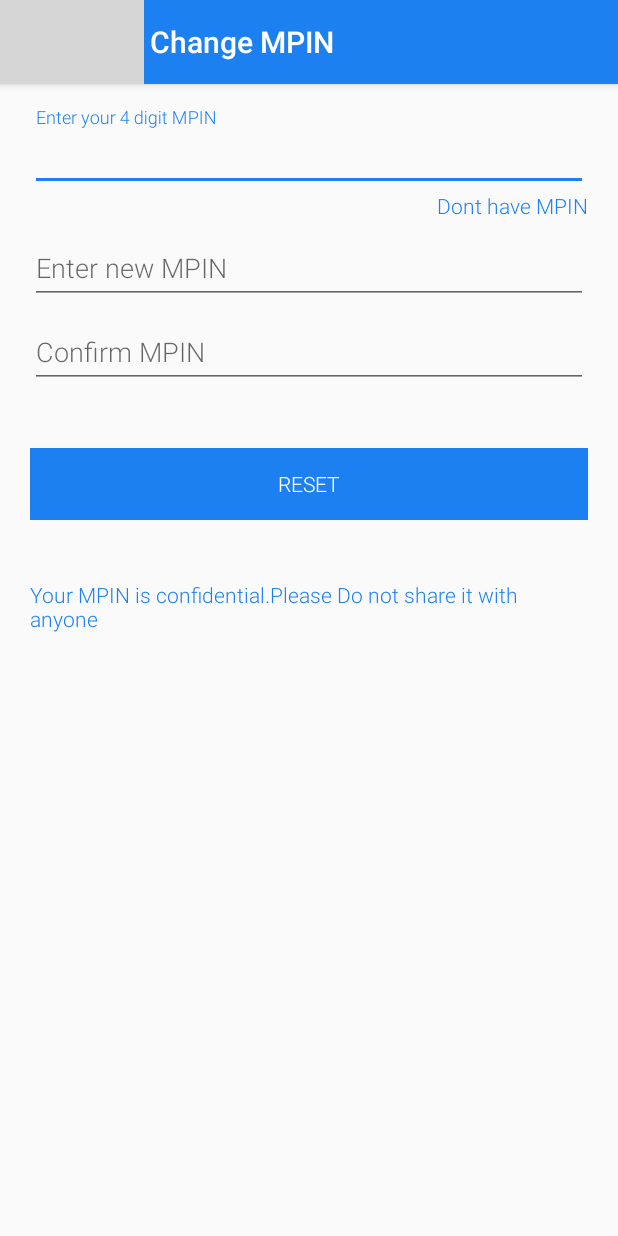
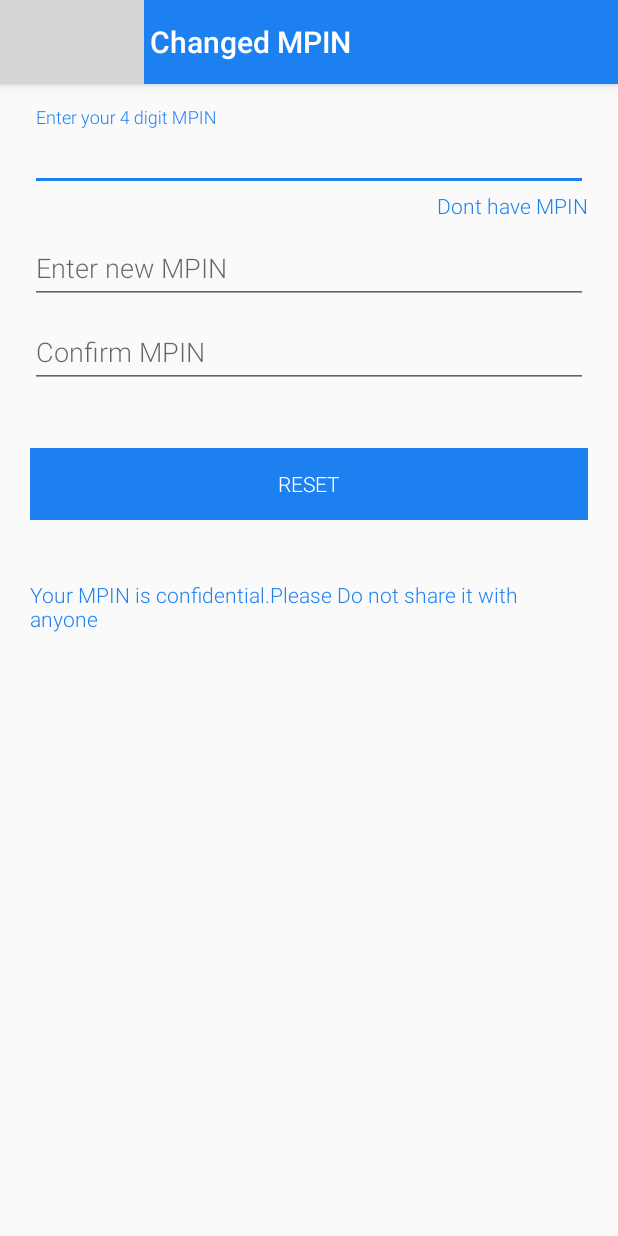
Before and after one commit to SnehaMahadik/PayPuriApp, an Android app: the ChangeMPINActivity screen opened directly, with no data from a screen before it, on a phone screen of 412 x 824 dp. Run offline under Robolectric (Android 15) with nearby library versions, the phone set to English and light mode, and no system bars; plain views replace MaterialRippleLayout; network calls fail; grey boxes are pictures that could not be loaded.

Commit message:
changed just commit

```diff
--- a/app/src/main/java/com/mastek/paypuriapp/activity/ChangeMPINActivity.java
+++ b/app/src/main/java/com/mastek/paypuriapp/activity/ChangeMPINActivity.java
@@ -19,7 +19,7 @@ public class ChangeMPINActivity extends AppCompatActivity {
         setSupportActionBar(mToolBar);
 
         mToolBar.setNavigationIcon(R.drawable.abc_ic_ab_back_mtrl_am_alpha);
-        getSupportActionBar().setTitle("Change MPIN");
+        getSupportActionBar().setTitle("Changed MPIN");
 
         mToolBar.setNavigationOnClickListener(new View.OnClickListener() {
             @Override
```
